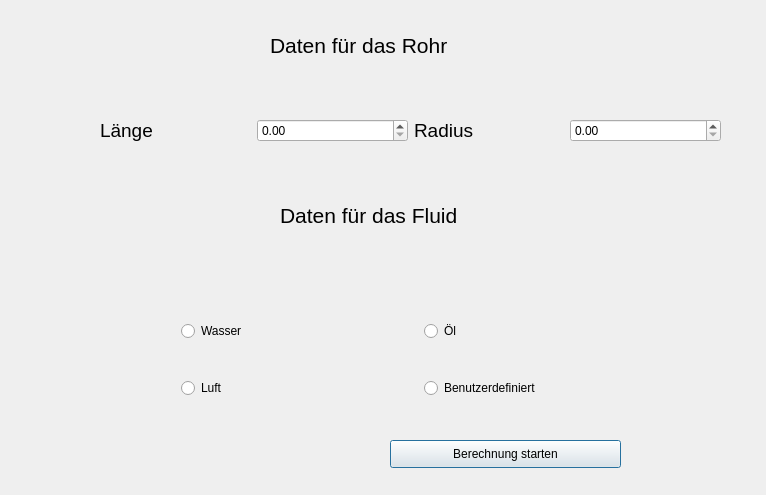
Before: the Qt Designer form src/dateneingabe.ui in maxiimilian/btube, drawn with Qt 5.
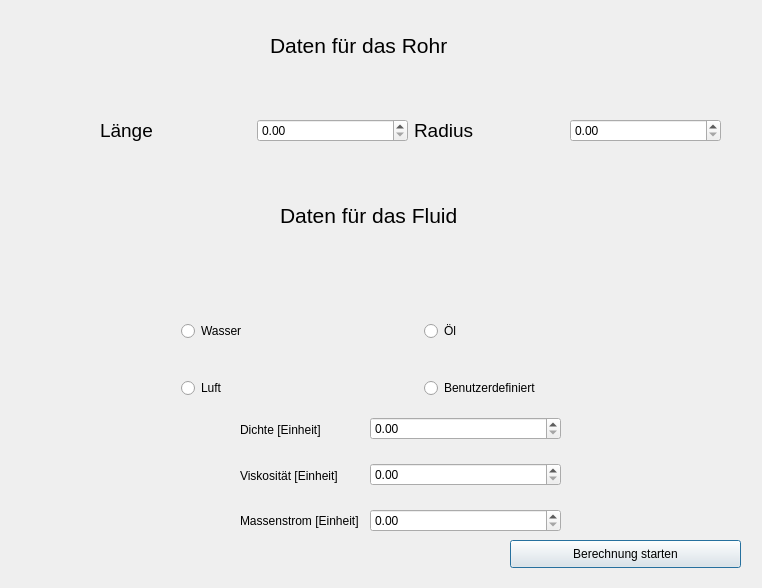
After: the same form once the commit is applied.

```diff
--- a/src/dateneingabe.ui
+++ b/src/dateneingabe.ui
@@ -6,8 +6,8 @@
    <rect>
     <x>0</x>
     <y>0</y>
-    <width>766</width>
-    <height>495</height>
+    <width>762</width>
+    <height>588</height>
    </rect>
   </property>
   <property name="windowTitle">
@@ -132,8 +132,8 @@
   <widget class="QPushButton" name="pushButton">
    <property name="geometry">
     <rect>
-     <x>390</x>
-     <y>440</y>
+     <x>510</x>
+     <y>540</y>
      <width>231</width>
      <height>28</height>
     </rect>
@@ -142,6 +142,60 @@
     <string>Berechnung starten</string>
    </property>
   </widget>
+  <widget class="QWidget" name="layoutWidget">
+   <property name="geometry">
+    <rect>
+     <x>370</x>
+     <y>400</y>
+     <width>191</width>
+     <height>151</height>
+    </rect>
+   </property>
+   <layout class="QVBoxLayout" name="verticalLayout">
+    <item>
+     <widget class="QDoubleSpinBox" name="Dichte"/>
+    </item>
+    <item>
+     <widget class="QDoubleSpinBox" name="Viskositaet"/>
+    </item>
+    <item>
+     <widget class="QDoubleSpinBox" name="Massenstrom"/>
+    </item>
+   </layout>
+  </widget>
+  <widget class="QWidget" name="layoutWidget">
+   <property name="geometry">
+    <rect>
+     <x>240</x>
+     <y>410</y>
+     <width>130</width>
+     <height>131</height>
+    </rect>
+   </property>
+   <layout class="QVBoxLayout" name="verticalLayout_2">
+    <item>
+     <widget class="QLabel" name="label_5">
+      <property name="text">
+       <string>Dichte [Einheit]</string>
+      </property>
+     </widget>
+    </item>
+    <item>
+     <widget class="QLabel" name="label_6">
+      <property name="text">
+       <string>Viskosität [Einheit]</string>
+      </property>
+     </widget>
+    </item>
+    <item>
+     <widget class="QLabel" name="label_7">
+      <property name="text">
+       <string>Massenstrom [Einheit]</string>
+      </property>
+     </widget>
+    </item>
+   </layout>
+  </widget>
  </widget>
  <resources/>
  <connections/>
```
Left out of the diff: 195 changed lines with no effect on the pictures.
